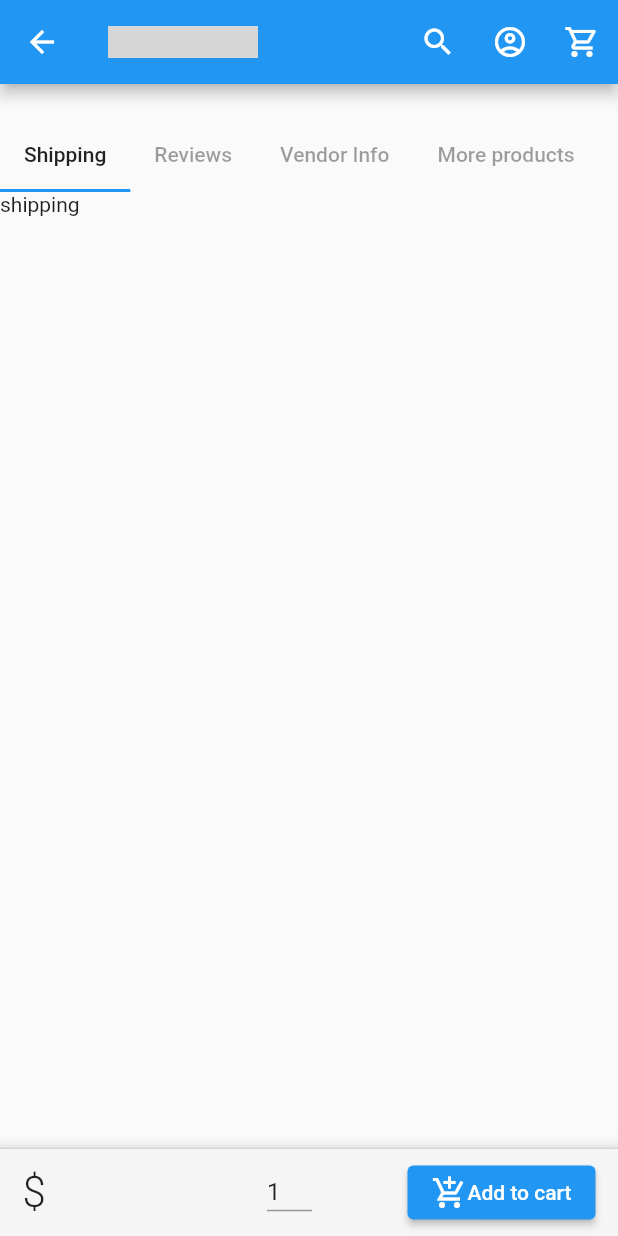
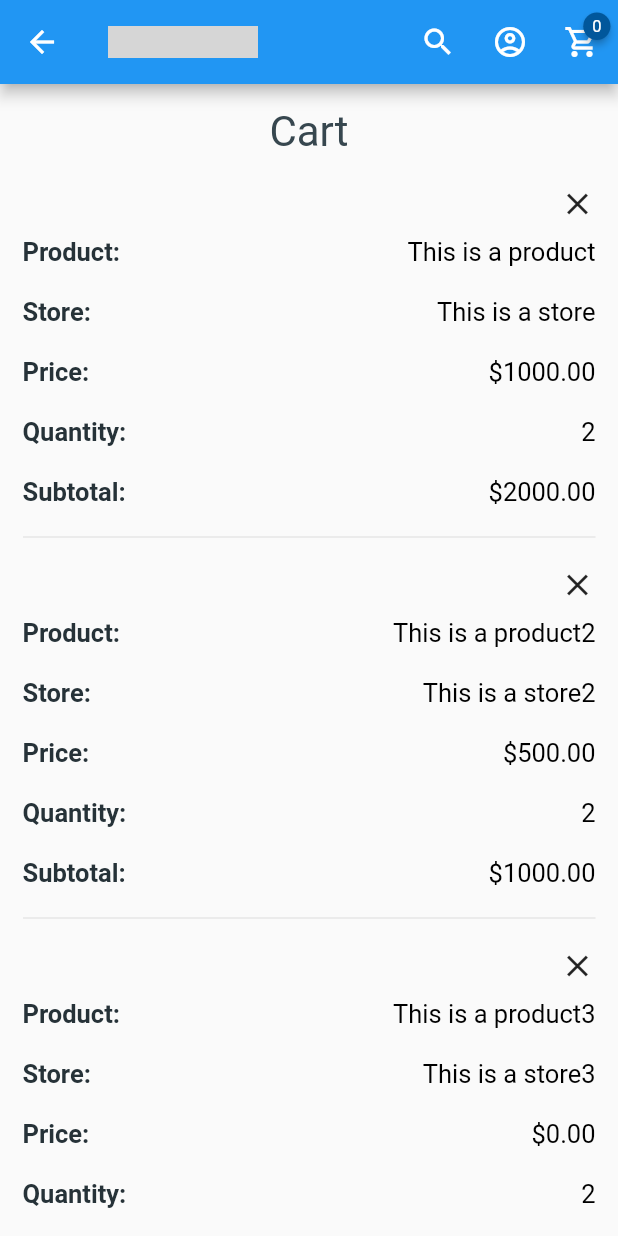
Before and after one commit to Nicolanasr/flutter-app, a Flutter app: the Product screen opened directly with empty values, scrolled down 576 dp, after a tap on the "shopping cart" icon, on a phone screen of 412 x 824 dp. Run offline on Flutter 3.47's test engine with Material 2 defaults, Android fonts, the phone set to English and light mode, and no system bars; drawn by our look-alikes of badges; our stand-ins replace flutter_rating_bar, flutter_spinkit; network calls fail; grey boxes are pictures that could not be loaded.

Commit message:
Created cart page

```diff
--- a/lib/Pages/By Category/show_by_category.dart
+++ b/lib/Pages/By Category/show_by_category.dart
@@ -40,7 +40,7 @@ class _ShowCategoryState extends State<ShowCategory> {
   Widget build(BuildContext context) {
     final args = ModalRoute.of(context)!.settings.arguments;
     return Scaffold(
-      appBar: const AppBarMod(),
+      appBar: AppBarMod(),
       body: SingleChildScrollView(
         child: Container(
           color: Colors.white,
--- /dev/null
+++ b/lib/Pages/My Cart/my_cart_page.dart
@@ -0,0 +1,91 @@
+import 'package:flutter/material.dart';
+import 'package:navigation_test/Pages/My%20Cart/product_in_cart.dart';
+import 'package:navigation_test/app_bar.dart';
+
+class MyCart extends StatefulWidget {
+  MyCart({Key? key}) : super(key: key);
+
+  @override
+  State<MyCart> createState() => _MyCartState();
+}
+
+class _MyCartState extends State<MyCart> {
+  List productsList = [
+    ProductInCart(
+        'This is a product', 'This is a store', '1000.00', '2', '2000.00'),
+    ProductInCart(
+        'This is a product2', 'This is a store2', '500.00', '2', '3000.00'),
+    ProductInCart(
+        'This is a product3', 'This is a store3', '0.00', '2', '4000.00'),
+  ];
+  void removeFromCart(int index) {
+    setState(() {
+      keyList.currentState!.removeItem(
+        index,
+        (BuildContext context, Animation<double> animation) => _buildItem(
+            context, productsList[index], index, animation, removeFromCart),
+        duration: const Duration(milliseconds: 150),
+      );
+      productsList.removeAt(index);
+    });
+  }
+
+  final GlobalKey<AnimatedListState> keyList = GlobalKey();
+
+  @override
+  Widget build(BuildContext context) {
+    return Scaffold(
+      appBar: AppBarMod(),
+      body: Container(
+        padding: const EdgeInsets.fromLTRB(15, 15, 15, 0),
+        child: Column(
+          children: [
+            Center(
+              child: Text(
+                'Cart',
+                style: TextStyle(color: Colors.blueGrey[800], fontSize: 28),
+              ),
+            ),
+            const SizedBox(
+              height: 20,
+            ),
+            Expanded(
+              child: AnimatedList(
+                key: keyList,
+                initialItemCount: productsList.length,
+                itemBuilder: (context, index, animation) => _buildItem(context,
+                    productsList[index], index, animation, removeFromCart),
+              ),
+            ),
+          ],
+        ),
+      ),
+    );
+  }
+}
+
+Widget _buildItem(BuildContext context, ProductInCart item, int index,
+    Animation<double> animation, removeFromCart) {
+  return FadeTransition(
+    child: Column(children: [
+      Align(
+        alignment: Alignment.topRight,
+        child: InkWell(
+          borderRadius: BorderRadius.all(Radius.circular(30)),
+          onTap: () {
+            removeFromCart(index);
+          },
+          child: const Icon(Icons.close),
+        ),
+      ),
+      const SizedBox(
+        height: 10,
+      ),
+      item,
+      const Divider(
+        height: 40,
+      )
+    ]),
+    opacity: animation,
+  );
+}
--- /dev/null
+++ b/lib/Pages/My Cart/product_in_cart.dart
@@ -0,0 +1,78 @@
+import 'package:flutter/material.dart';
+
+class ProductInCart extends StatelessWidget {
+  final String product, store, price, quantity, subtotal;
+  ProductInCart(
+      this.product, this.store, this.price, this.quantity, this.subtotal);
+
+  @override
+  Widget build(BuildContext context) {
+    return DefaultTextStyle(
+      style: TextStyle(color: Colors.blueGrey[900], fontSize: 17),
+      child: Column(
+        children: [
+          Row(
+            mainAxisAlignment: MainAxisAlignment.spaceBetween,
+            children: [
+              const Text('Product: ',
+                  style: TextStyle(fontWeight: FontWeight.w600)),
+              Text(product,
+                  style: const TextStyle(
+                    color: Colors.black,
+                  ))
+            ],
+          ),
+          const SizedBox(height: 20),
+          Row(
+            mainAxisAlignment: MainAxisAlignment.spaceBetween,
+            children: [
+              const Text('Store: ',
+                  style: TextStyle(fontWeight: FontWeight.w600)),
+              Text(store,
+                  style: const TextStyle(
+                    color: Colors.black,
+                  ))
+            ],
+          ),
+          const SizedBox(height: 20),
+          Row(
+            mainAxisAlignment: MainAxisAlignment.spaceBetween,
+            children: [
+              const Text('Price: ',
+                  style: TextStyle(fontWeight: FontWeight.w600)),
+              Text('\$$price',
+                  style: const TextStyle(
+                    color: Colors.black,
+                  ))
+            ],
+          ),
+          const SizedBox(height: 20),
+          Row(
+            mainAxisAlignment: MainAxisAlignment.spaceBetween,
+            children: [
+              const Text('Quantity: ',
+                  style: TextStyle(fontWeight: FontWeight.w600)),
+              Text(quantity,
+                  style: const TextStyle(
+                    color: Colors.black,
+                  ))
+            ],
+          ),
+          const SizedBox(height: 20),
+          Row(
+            mainAxisAlignment: MainAxisAlignment.spaceBetween,
+            children: [
+              const Text('Subtotal: ',
+                  style: TextStyle(fontWeight: FontWeight.w600)),
+              Text(
+                  '\$${(double.parse(price) * double.parse(quantity)).toStringAsFixed(2)}',
+                  style: const TextStyle(
+                    color: Colors.black,
+                  ))
+            ],
+          ),
+        ],
+      ),
+    );
+  }
+}
--- a/lib/Pages/Product/add_to_cart.dart
+++ b/lib/Pages/Product/add_to_cart.dart
@@ -1,9 +1,13 @@
 import 'package:flutter/material.dart';
 import 'package:flutter/services.dart';
 
+import '../../app_bar.dart';
+
 class AddToCart extends StatelessWidget {
   String price;
-  AddToCart(this.price);
+  GlobalKey<AppBarModState> keyForBar;
+
+  AddToCart(this.price, this.keyForBar);
 
   TextEditingController quantityController = TextEditingController()
     ..text = '1';
@@ -52,6 +56,7 @@ class AddToCart extends StatelessWidget {
               onPressed: () {
                 ScaffoldMessenger.of(context).showSnackBar(
                     const SnackBar(content: Text('Added Item to cart')));
+                keyForBar.currentState!.increaseCount();
               },
               child: Row(children: const [
                 Icon(Icons.add_shopping_cart_sharp),
--- a/lib/Pages/Product/product_page.dart
+++ b/lib/Pages/Product/product_page.dart
@@ -51,14 +51,17 @@ class _ProductState extends State<Product> with TickerProviderStateMixin {
   Widget build(BuildContext context) {
     final args =
         ModalRoute.of(context)!.settings.arguments as ProductWithArguments;
+    GlobalKey<AppBarModState> myKey = GlobalKey();
     return GestureDetector(
         onTap: () {
           FocusScope.of(context).unfocus();
           TextEditingController().clear();
         },
         child: Scaffold(
-          bottomSheet: AddToCart(args.price),
-          appBar: const AppBarMod(),
+          bottomSheet: AddToCart(args.price, myKey),
+          appBar: AppBarMod(
+            key: myKey,
+          ),
           body: NestedScrollView(
             headerSliverBuilder: (context, value) {
               return [
--- a/lib/app_bar.dart
+++ b/lib/app_bar.dart
@@ -1,19 +1,27 @@
 import 'package:flutter/material.dart';
-import 'package:navigation_test/main.dart';
+import 'package:badges/badges.dart';
 
 var recent = [];
+int cartCount = 0;
 
 class AppBarMod extends StatefulWidget implements PreferredSizeWidget {
-  const AppBarMod({Key? key})
+  AppBarMod({Key? key})
       : preferredSize = const Size.fromHeight(kToolbarHeight),
         super(key: key);
+
   @override
   final Size preferredSize; // default is 56.0
   @override
-  _AppBarModState createState() => _AppBarModState();
+  AppBarModState createState() => AppBarModState();
 }
 
-class _AppBarModState extends State<AppBarMod> {
+class AppBarModState extends State<AppBarMod> {
+  void increaseCount() {
+    setState(() {
+      cartCount += 1;
+    });
+  }
+
   @override
   Widget build(BuildContext context) {
     return SafeArea(
@@ -46,12 +54,25 @@ class _AppBarModState extends State<AppBarMod> {
             ),
             onPressed: () {},
           ),
-          IconButton(
-            icon: const Icon(
-              Icons.shopping_cart_outlined,
-              color: Colors.white,
+          Badge(
+            position: const BadgePosition(top: 5, end: 5),
+            badgeColor: Color(Colors.lightBlue[900]!.value),
+            badgeContent: Padding(
+              padding: EdgeInsets.all(1),
+              child: Text(cartCount.toString(),
+                  style: const TextStyle(fontSize: 11, color: Colors.white)),
             ),
-            onPressed: () {},
+            child: IconButton(
+              icon: const Icon(
+                Icons.shopping_cart_outlined,
+                color: Colors.white,
+              ),
+              onPressed: () {
+                if (ModalRoute.of(context)!.settings.name != '/my_cart') {
+                  Navigator.pushNamed(context, '/my_cart');
+                }
+              },
+            ),
           ),
         ],
       ),
--- a/lib/main.dart
+++ b/lib/main.dart
@@ -1,5 +1,6 @@
 import 'package:flutter/material.dart';
 import 'package:flutter_spinkit/flutter_spinkit.dart';
+import 'package:navigation_test/Pages/My%20Cart/my_cart_page.dart';
 import 'package:navigation_test/Pages/Product/product_page.dart';
 
 import './sidebar.dart';
@@ -16,6 +17,7 @@ void main() {
       '/': (context) => const MyHomePage(),
       '/show_category': (context) => ShowCategory(),
       '/show_product': (context) => Product(),
+      '/my_cart': (context) => MyCart(),
     },
     title: 'Flutter Demo',
   ));
@@ -65,13 +67,13 @@ class _MyHomePageState extends State<MyHomePage> {
   @override
   Widget build(BuildContext context) {
     return _isLoading
-        ? SpinKitDoubleBounce(
+        ? const SpinKitDoubleBounce(
             color: Colors.blue,
             size: 50.0,
           )
         : Scaffold(
             drawer: const SideBar(),
-            appBar: const AppBarMod(),
+            appBar: AppBarMod(),
             bottomNavigationBar: BottomNavigationBar(
               items: const <BottomNavigationBarItem>[
                 BottomNavigationBarItem(
--- a/pubspec.yaml
+++ b/pubspec.yaml
@@ -29,7 +29,7 @@ environment:
 dependencies:
   snapping_page_scroll: ^2.0.1
   flutter_spinkit: ^5.0.0
-
+  badges: ^2.0.1
   flutter_search_bar: ^3.0.0-dev.1
   flutter:
     sdk: flutter
```
Also changed, not shown: pubspec.lock.
